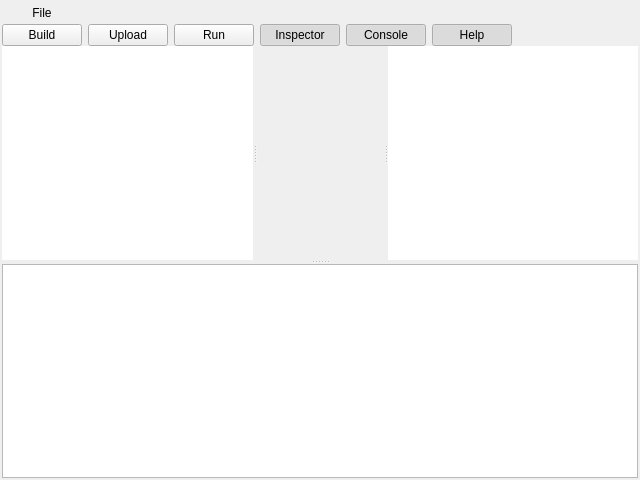
Old version of the form editor/projectwindow.ui in the repository StrideLang/Stride.
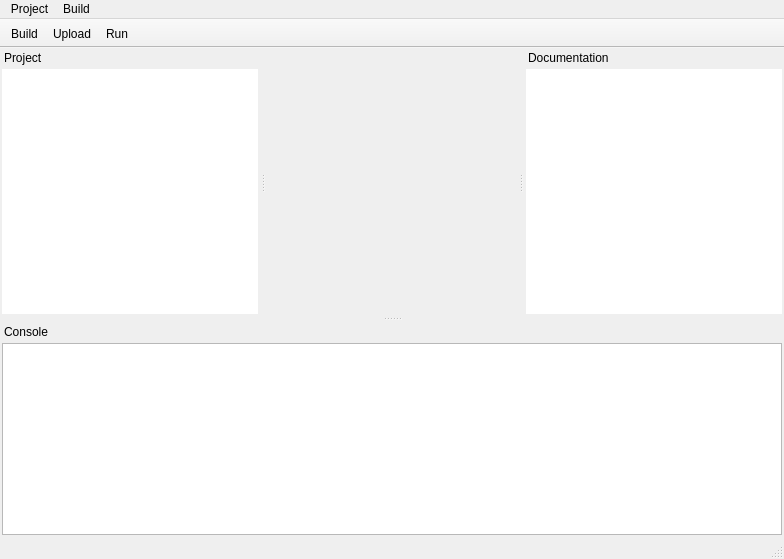
New version of the form.

```diff
--- a/editor/projectwindow.ui
+++ b/editor/projectwindow.ui
@@ -1,21 +1,22 @@
 <?xml version="1.0" encoding="UTF-8"?>
 <ui version="4.0">
  <class>ProjectWindow</class>
- <widget class="QWidget" name="ProjectWindow">
+ <widget class="QMainWindow" name="ProjectWindow">
   <property name="geometry">
    <rect>
     <x>0</x>
     <y>0</y>
-    <width>640</width>
-    <height>480</height>
+    <width>784</width>
+    <height>559</height>
    </rect>
   </property>
   <property name="windowTitle">
    <string>Form</string>
   </property>
-  <layout class="QVBoxLayout" name="verticalLayout">
+  <widget class="QWidget" name="centralwidget">
+   <layout class="QVBoxLayout" name="verticalLayout_3">
    <property name="spacing">
-    <number>0</number>
+     <number>2</number>
    </property>
    <property name="leftMargin">
     <number>2</number>
@@ -30,168 +31,6 @@
     <number>2</number>
    </property>
    <item>
-    <widget class="QWidget" name="widget" native="true">
-     <layout class="QHBoxLayout" name="horizontalLayout_2">
-      <property name="leftMargin">
-       <number>0</number>
-      </property>
-      <property name="topMargin">
-       <number>0</number>
-      </property>
-      <property name="rightMargin">
-       <number>0</number>
-      </property>
-      <property name="bottomMargin">
-       <number>0</number>
-      </property>
-      <item>
-       <widget class="QPushButton" name="pushButton">
-        <property name="focusPolicy">
-         <enum>Qt::NoFocus</enum>
-        </property>
-        <property name="text">
-         <string>File</string>
-        </property>
-        <property name="flat">
-         <bool>true</bool>
-        </property>
-       </widget>
-      </item>
-      <item>
-       <spacer name="horizontalSpacer">
-        <property name="orientation">
-         <enum>Qt::Horizontal</enum>
-        </property>
-        <property name="sizeHint" stdset="0">
-         <size>
-          <width>40</width>
-          <height>20</height>
-         </size>
-        </property>
-       </spacer>
-      </item>
-     </layout>
-    </widget>
-   </item>
-   <item>
-    <widget class="QWidget" name="widget_2" native="true">
-     <layout class="QHBoxLayout" name="horizontalLayout">
-      <property name="leftMargin">
-       <number>0</number>
-      </property>
-      <property name="topMargin">
-       <number>0</number>
-      </property>
-      <property name="rightMargin">
-       <number>0</number>
-      </property>
-      <property name="bottomMargin">
-       <number>0</number>
-      </property>
-      <item>
-       <widget class="QPushButton" name="buildButton">
-        <property name="text">
-         <string>Build</string>
-        </property>
-       </widget>
-      </item>
-      <item>
-       <widget class="QPushButton" name="uploadButton">
-        <property name="text">
-         <string>Upload</string>
-        </property>
-       </widget>
-      </item>
-      <item>
-       <widget class="QPushButton" name="runButton">
-        <property name="text">
-         <string>Run</string>
-        </property>
-        <property name="checkable">
-         <bool>true</bool>
-        </property>
-       </widget>
-      </item>
-      <item>
-       <widget class="QPushButton" name="pushButton_7">
-        <property name="text">
-         <string>Inspector</string>
-        </property>
-        <property name="checkable">
-         <bool>true</bool>
-        </property>
-        <property name="checked">
-         <bool>true</bool>
-        </property>
-       </widget>
-      </item>
-      <item>
-       <widget class="QPushButton" name="pushButton_5">
-        <property name="text">
-         <string>Console</string>
-        </property>
-        <property name="checkable">
-         <bool>true</bool>
-        </property>
-        <property name="checked">
-         <bool>true</bool>
-        </property>
-       </widget>
-      </item>
-      <item>
-       <widget class="QPushButton" name="pushButton_6">
-        <property name="text">
-         <string>Help</string>
-        </property>
-        <property name="checkable">
-         <bool>true</bool>
-        </property>
-        <property name="checked">
-         <bool>true</bool>
-        </property>
-       </widget>
-      </item>
-      <item>
-       <spacer name="horizontalSpacer_2">
-        <property name="orientation">
-         <enum>Qt::Horizontal</enum>
-        </property>
-        <property name="sizeHint" stdset="0">
-         <size>
-          <width>40</width>
-          <height>20</height>
-         </size>
-        </property>
-       </spacer>
-      </item>
-     </layout>
-    </widget>
-   </item>
-   <item>
-    <widget class="QSplitter" name="splitter_2">
-     <property name="orientation">
-      <enum>Qt::Vertical</enum>
-     </property>
-     <widget class="QSplitter" name="splitter">
-      <property name="orientation">
-       <enum>Qt::Horizontal</enum>
-      </property>
-      <widget class="QTreeWidget" name="treeWidget">
-       <property name="frameShape">
-        <enum>QFrame::NoFrame</enum>
-       </property>
-       <property name="columnCount">
-        <number>1</number>
-       </property>
-       <attribute name="headerVisible">
-        <bool>false</bool>
-       </attribute>
-       <column>
-        <property name="text">
-         <string notr="true">1</string>
-        </property>
-       </column>
-      </widget>
       <widget class="QTabWidget" name="tabWidget">
        <property name="palette">
         <palette>
@@ -270,16 +109,187 @@
         <bool>true</bool>
        </property>
       </widget>
-      <widget class="QTextBrowser" name="textBrowser">
-       <property name="frameShape">
-        <enum>QFrame::NoFrame</enum>
-       </property>
-      </widget>
-     </widget>
+    </item>
+   </layout>
+  </widget>
+  <widget class="QStatusBar" name="statusbar"/>
+  <widget class="QDockWidget" name="consoleDockWidget">
+   <property name="minimumSize">
+    <size>
+     <width>107</width>
+     <height>107</height>
+    </size>
+   </property>
+   <property name="features">
+    <set>QDockWidget::DockWidgetMovable</set>
+   </property>
+   <property name="windowTitle">
+    <string>Console</string>
+   </property>
+   <attribute name="dockWidgetArea">
+    <number>8</number>
+   </attribute>
+   <widget class="QWidget" name="dockWidgetContents_2">
+    <layout class="QVBoxLayout" name="verticalLayout_4">
+     <property name="leftMargin">
+      <number>2</number>
+     </property>
+     <property name="topMargin">
+      <number>2</number>
+     </property>
+     <property name="rightMargin">
+      <number>2</number>
+     </property>
+     <property name="bottomMargin">
+      <number>2</number>
+     </property>
+     <item>
      <widget class="QTextEdit" name="consoleText"/>
-    </widget>
-   </item>
-  </layout>
+     </item>
+    </layout>
+   </widget>
+  </widget>
+  <widget class="QDockWidget" name="documentationDockWidget">
+   <property name="features">
+    <set>QDockWidget::DockWidgetMovable</set>
+   </property>
+   <property name="windowTitle">
+    <string>Documentation</string>
+   </property>
+   <attribute name="dockWidgetArea">
+    <number>2</number>
+   </attribute>
+   <widget class="QWidget" name="dockWidgetContents_3">
+    <layout class="QVBoxLayout" name="verticalLayout">
+     <property name="spacing">
+      <number>2</number>
+     </property>
+     <property name="leftMargin">
+      <number>2</number>
+     </property>
+     <property name="topMargin">
+      <number>2</number>
+     </property>
+     <property name="rightMargin">
+      <number>2</number>
+     </property>
+     <property name="bottomMargin">
+      <number>2</number>
+     </property>
+     <item>
+      <widget class="QTextBrowser" name="textBrowser">
+       <property name="frameShape">
+        <enum>QFrame::NoFrame</enum>
+       </property>
+      </widget>
+     </item>
+    </layout>
+   </widget>
+  </widget>
+  <widget class="QDockWidget" name="projectDockWidget">
+   <property name="features">
+    <set>QDockWidget::DockWidgetMovable</set>
+   </property>
+   <property name="windowTitle">
+    <string>Project</string>
+   </property>
+   <attribute name="dockWidgetArea">
+    <number>1</number>
+   </attribute>
+   <widget class="QWidget" name="dockWidgetContents_4">
+    <layout class="QVBoxLayout" name="verticalLayout_2">
+     <property name="spacing">
+      <number>2</number>
+     </property>
+     <property name="leftMargin">
+      <number>2</number>
+     </property>
+     <property name="topMargin">
+      <number>2</number>
+     </property>
+     <property name="rightMargin">
+      <number>2</number>
+     </property>
+     <property name="bottomMargin">
+      <number>2</number>
+     </property>
+     <item>
+      <widget class="QTreeWidget" name="treeWidget">
+       <property name="frameShape">
+        <enum>QFrame::NoFrame</enum>
+       </property>
+       <property name="columnCount">
+        <number>1</number>
+       </property>
+       <attribute name="headerVisible">
+        <bool>false</bool>
+       </attribute>
+       <column>
+        <property name="text">
+         <string notr="true">1</string>
+        </property>
+       </column>
+      </widget>
+     </item>
+    </layout>
+   </widget>
+  </widget>
+  <widget class="QToolBar" name="toolBar">
+   <property name="windowTitle">
+    <string>toolBar</string>
+   </property>
+   <property name="movable">
+    <bool>false</bool>
+   </property>
+   <property name="floatable">
+    <bool>false</bool>
+   </property>
+   <attribute name="toolBarArea">
+    <enum>TopToolBarArea</enum>
+   </attribute>
+   <attribute name="toolBarBreak">
+    <bool>false</bool>
+   </attribute>
+   <addaction name="actionBuild"/>
+   <addaction name="actionUpload"/>
+   <addaction name="actionRun"/>
+  </widget>
+  <widget class="QMenuBar" name="menuBar">
+   <property name="geometry">
+    <rect>
+     <x>0</x>
+     <y>0</y>
+     <width>784</width>
+     <height>25</height>
+    </rect>
+   </property>
+   <widget class="QMenu" name="menuProject">
+    <property name="title">
+     <string>Project</string>
+    </property>
+    <widget class="QMenu" name="menuTarget">
+     <property name="title">
+      <string>Target</string>
+     </property>
+     <addaction name="separator"/>
+     <addaction name="separator"/>
+    </widget>
+    <addaction name="actionNew_Project"/>
+    <addaction name="actionSave"/>
+    <addaction name="actionRename"/>
+    <addaction name="menuTarget"/>
+    <addaction name="actionRefresh"/>
+   </widget>
+   <widget class="QMenu" name="menuBuild">
+    <property name="title">
+     <string>Build</string>
+    </property>
+    <addaction name="actionBuild"/>
+    <addaction name="actionUpload"/>
+   </widget>
+   <addaction name="menuProject"/>
+   <addaction name="menuBuild"/>
+  </widget>
   <action name="actionBuild">
    <property name="text">
     <string>Build</string>
```
Left out of the diff: 76 changed lines with no effect on the pictures. Lines whose indentation alone changed are shown as unchanged.
